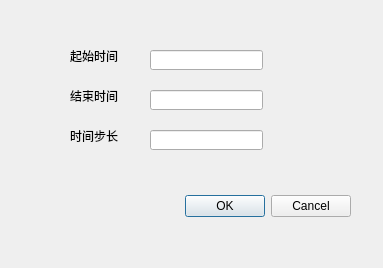
onism/GTea, file generalstr.ui: the form before one commit.
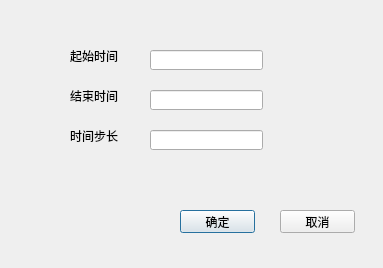
The form after the commit.

Patch:
```diff
--- a/generalstr.ui
+++ b/generalstr.ui
@@ -13,22 +13,6 @@
   <property name="windowTitle">
    <string>general</string>
   </property>
-  <widget class="QDialogButtonBox" name="buttonBox">
-   <property name="geometry">
-    <rect>
-     <x>10</x>
-     <y>190</y>
-     <width>341</width>
-     <height>32</height>
-    </rect>
-   </property>
-   <property name="orientation">
-    <enum>Qt::Horizontal</enum>
-   </property>
-   <property name="standardButtons">
-    <set>QDialogButtonBox::Cancel|QDialogButtonBox::Ok</set>
-   </property>
-  </widget>
   <widget class="QLineEdit" name="lineEdit_3">
    <property name="geometry">
     <rect>
@@ -98,6 +82,32 @@
     </rect>
    </property>
   </widget>
+  <widget class="QPushButton" name="pushButton">
+   <property name="geometry">
+    <rect>
+     <x>180</x>
+     <y>210</y>
+     <width>75</width>
+     <height>23</height>
+    </rect>
+   </property>
+   <property name="text">
+    <string>确定</string>
+   </property>
+  </widget>
+  <widget class="QPushButton" name="pushButton_2">
+   <property name="geometry">
+    <rect>
+     <x>280</x>
+     <y>210</y>
+     <width>75</width>
+     <height>23</height>
+    </rect>
+   </property>
+   <property name="text">
+    <string>取消</string>
+   </property>
+  </widget>
  </widget>
  <resources/>
  <connections>
```
Left out of the diff: 35 changed lines with no effect on the pictures.
